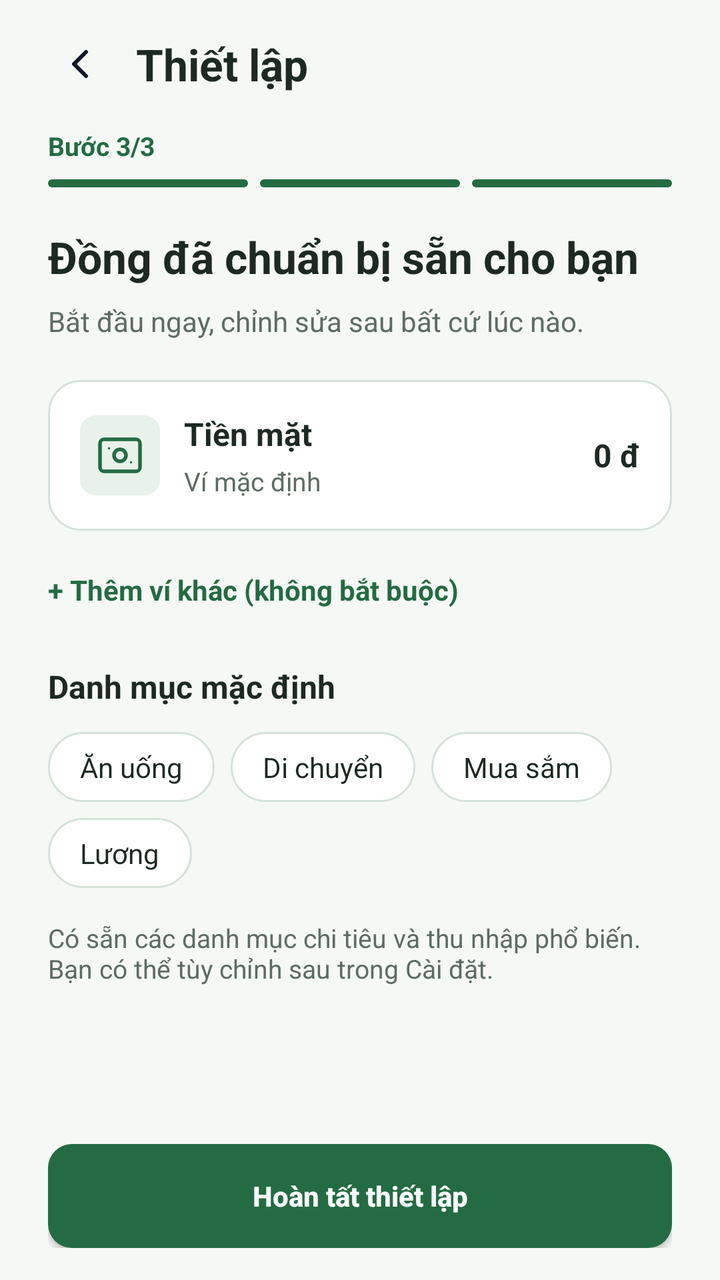
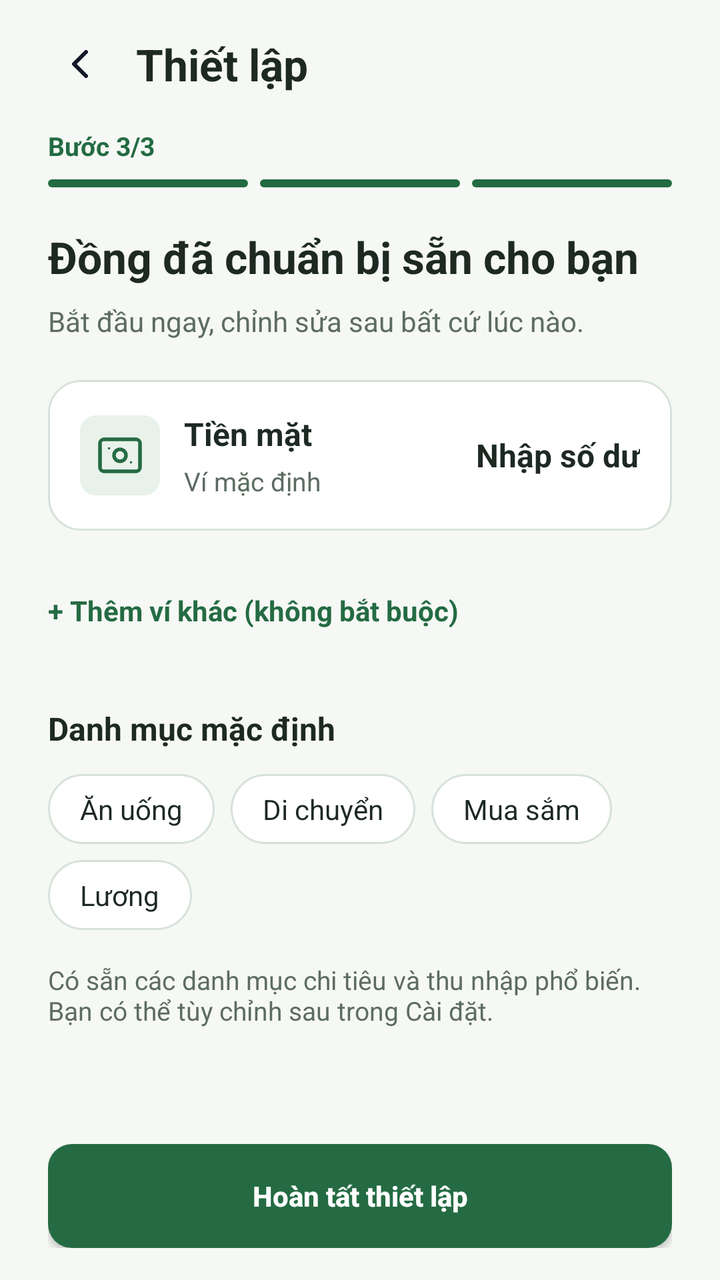

The first picture is an Android layout as it rendered before a commit; the second is the same layout after the commit. The layout source and the unified diff follow.
<!-- AndroidManifest.xml: application theme Theme.Fintrack -->
<!-- res/layout/activity_setup_wallet.xml -->
<?xml version="1.0" encoding="utf-8"?>
<androidx.constraintlayout.widget.ConstraintLayout
    xmlns:android="http://schemas.android.com/apk/res/android"
    xmlns:app="http://schemas.android.com/apk/res-auto"
    android:layout_width="match_parent"
    android:layout_height="match_parent"
    android:background="@color/bg_app_canvas"
    android:fitsSystemWindows="true">

    
    <LinearLayout
        android:id="@+id/llFormContainer"
        android:layout_width="0dp"
        android:layout_height="0dp"
        android:orientation="vertical"
        android:paddingStart="@dimen/spacing_24"
        android:paddingEnd="@dimen/spacing_24"
        android:paddingTop="@dimen/spacing_16"
        android:paddingBottom="@dimen/spacing_16"
        app:layout_constraintBottom_toTopOf="@id/btnCompleteContainer"
        app:layout_constraintEnd_toEndOf="parent"
        app:layout_constraintStart_toStartOf="parent"
        app:layout_constraintTop_toTopOf="parent"
        app:layout_constraintWidth_max="440dp">

        
        <LinearLayout
            android:id="@+id/llHeader"
            android:layout_width="match_parent"
            android:layout_height="wrap_content"
            android:gravity="center_vertical"
            android:orientation="horizontal">

            <ImageView
                android:id="@+id/ivBack"
                android:layout_width="@dimen/icon_back_size"
                android:layout_height="@dimen/icon_back_size"
                android:background="?attr/selectableItemBackgroundBorderless"
                android:contentDescription="@null"
                android:padding="@dimen/spacing_4"
                android:src="@drawable/ic_arrow_back" />

            <TextView
                android:id="@+id/tvHeaderTitle"
                android:layout_width="wrap_content"
                android:layout_height="wrap_content"
                android:layout_marginStart="@dimen/spacing_12"
                android:text="@string/setup_title"
                android:textColor="@color/text_primary"
                android:textSize="@dimen/text_size_amount_medium"
                android:textStyle="bold" />

        </LinearLayout>

        
        <LinearLayout
            android:id="@+id/llProgress"
            android:layout_width="match_parent"
            android:layout_height="wrap_content"
            android:layout_marginTop="@dimen/spacing_16"
            android:orientation="vertical">

            <TextView
                android:layout_width="wrap_content"
                android:layout_height="wrap_content"
                android:text="Bước 3/3"
                android:textColor="@color/color_primary"
                android:textSize="@dimen/text_size_body_secondary"
                android:textStyle="bold" />

            <LinearLayout
                android:layout_width="match_parent"
                android:layout_height="@dimen/progress_bar_height"
                android:layout_marginTop="@dimen/spacing_8"
                android:baselineAligned="false"
                android:orientation="horizontal">

                <View
                    android:layout_width="0dp"
                    android:layout_height="match_parent"
                    android:layout_weight="1"
                    android:background="@drawable/bg_progress_active" />

                <View
                    android:layout_width="0dp"
                    android:layout_height="match_parent"
                    android:layout_marginStart="@dimen/progress_bar_gap"
                    android:layout_weight="1"
                    android:background="@drawable/bg_progress_active" />

                <View
                    android:layout_width="0dp"
                    android:layout_height="match_parent"
                    android:layout_marginStart="@dimen/progress_bar_gap"
                    android:layout_weight="1"
                    android:background="@drawable/bg_progress_active" />

            </LinearLayout>
        </LinearLayout>

        
        <ScrollView
            android:layout_width="match_parent"
            android:layout_height="0dp"
            android:layout_marginTop="@dimen/spacing_20"
            android:layout_weight="1"
            android:clipToPadding="false"
            android:fillViewport="true"
            android:overScrollMode="never">

            <LinearLayout
                android:layout_width="match_parent"
                android:layout_height="wrap_content"
                android:orientation="vertical"
                android:paddingBottom="@dimen/spacing_32">

                <TextView
                    android:layout_width="wrap_content"
                    android:layout_height="wrap_content"
                    android:text="@string/setup_wallet_title"
                    android:textColor="@color/text_primary"
                    android:textSize="@dimen/text_size_amount_medium"
                    android:textStyle="bold" />

                <TextView
                    android:layout_width="wrap_content"
                    android:layout_height="wrap_content"
                    android:layout_marginTop="@dimen/spacing_8"
                    android:text="@string/setup_wallet_subtitle"
                    android:textColor="@color/text_secondary"
                    android:textSize="@dimen/text_size_body_primary" />

                
                <LinearLayout
                    android:layout_width="match_parent"
                    android:layout_height="wrap_content"
                    android:layout_marginTop="@dimen/spacing_20"
                    android:background="@drawable/bg_card_white"
                    android:gravity="center_vertical"
                    android:orientation="horizontal"
                    android:padding="@dimen/spacing_16">

                    <ImageView
                        android:layout_width="@dimen/icon_wallet_size"
                        android:layout_height="@dimen/icon_wallet_size"
                        android:background="@drawable/bg_icon_container_green"
                        android:contentDescription="@null"
                        android:padding="@dimen/spacing_8"
                        android:src="@drawable/ic_cash"
                        app:tint="@color/color_primary" />

                    <LinearLayout
                        android:layout_width="0dp"
                        android:layout_height="wrap_content"
                        android:layout_marginStart="@dimen/spacing_12"
                        android:layout_weight="1"
                        android:orientation="vertical">

                        <TextView
                            android:layout_width="wrap_content"
                            android:layout_height="wrap_content"
                            android:text="@string/wallet_cash"
                            android:textColor="@color/text_primary"
                            android:textSize="@dimen/text_size_title_section"
                            android:textStyle="bold" />

                        <TextView
                            android:layout_width="wrap_content"
                            android:layout_height="wrap_content"
                            android:layout_marginTop="@dimen/spacing_4"
                            android:text="@string/wallet_default_desc"
                            android:textColor="@color/text_secondary"
                            android:textSize="@dimen/text_size_body_secondary" />

                    </LinearLayout>

                    <TextView
                        android:layout_width="wrap_content"
                        android:layout_height="wrap_content"
                        android:gravity="end"
                        android:text="@string/wallet_initial_balance"
                        android:textColor="@color/text_primary"
                        android:textSize="@dimen/text_size_title_section"
                        android:textStyle="bold" />

                </LinearLayout>

                
                <TextView
                    android:id="@+id/tvAddWallet"
                    android:layout_width="wrap_content"
                    android:layout_height="wrap_content"
                    android:layout_marginTop="@dimen/spacing_16"
                    android:background="?attr/selectableItemBackground"
                    android:paddingTop="@dimen/spacing_4"
                    android:paddingBottom="@dimen/spacing_4"
                    android:text="@string/btn_add_other_wallet"
                    android:textColor="@color/color_primary"
                    android:textSize="@dimen/text_size_body_primary"
                    android:textStyle="bold" />

                
                <TextView
                    android:layout_width="wrap_content"
                    android:layout_height="wrap_content"
                    android:layout_marginTop="@dimen/spacing_24"
                    android:text="@string/category_default_section"
                    android:textColor="@color/text_primary"
                    android:textSize="@dimen/text_size_title_section"
                    android:textStyle="bold" />

                
                <LinearLayout
                    android:layout_width="match_parent"
                    android:layout_height="wrap_content"
                    android:layout_marginTop="@dimen/spacing_12"
                    android:orientation="vertical">

                    
                    <LinearLayout
                        android:layout_width="match_parent"
                        android:layout_height="wrap_content"
                        android:orientation="horizontal"
                        android:gravity="start"
                        android:baselineAligned="false">

                        <TextView
                            android:layout_width="wrap_content"
                            android:layout_height="wrap_content"
                            android:layout_marginEnd="@dimen/spacing_8"
                            android:background="@drawable/bg_chip_outline"
                            android:paddingStart="@dimen/chip_padding_horizontal"
                            android:paddingTop="@dimen/chip_padding_vertical"
                            android:paddingEnd="@dimen/chip_padding_horizontal"
                            android:paddingBottom="@dimen/chip_padding_vertical"
                            android:text="@string/cat_food"
                            android:textColor="@color/text_primary"
                            android:textSize="@dimen/text_size_body_primary" />

                        <TextView
                            android:layout_width="wrap_content"
                            android:layout_height="wrap_content"
                            android:layout_marginEnd="@dimen/spacing_8"
                            android:background="@drawable/bg_chip_outline"
                            android:paddingStart="@dimen/chip_padding_horizontal"
                            android:paddingTop="@dimen/chip_padding_vertical"
                            android:paddingEnd="@dimen/chip_padding_horizontal"
                            android:paddingBottom="@dimen/chip_padding_vertical"
                            android:text="@string/cat_transport"
                            android:textColor="@color/text_primary"
                            android:textSize="@dimen/text_size_body_primary" />

                        <TextView
                            android:layout_width="wrap_content"
                            android:layout_height="wrap_content"
                            android:background="@drawable/bg_chip_outline"
                            android:paddingStart="@dimen/chip_padding_horizontal"
                            android:paddingTop="@dimen/chip_padding_vertical"
                            android:paddingEnd="@dimen/chip_padding_horizontal"
                            android:paddingBottom="@dimen/chip_padding_vertical"
                            android:text="@string/cat_shopping"
                            android:textColor="@color/text_primary"
                            android:textSize="@dimen/text_size_body_primary" />

                    </LinearLayout>

                    
                    <LinearLayout
                        android:layout_width="match_parent"
                        android:layout_height="wrap_content"
                        android:layout_marginTop="@dimen/spacing_8"
                        android:orientation="horizontal"
                        android:gravity="start">

                        <TextView
                            android:layout_width="wrap_content"
                            android:layout_height="wrap_content"
                            android:background="@drawable/bg_chip_outline"
                            android:paddingStart="@dimen/chip_padding_horizontal"
                            android:paddingTop="@dimen/chip_padding_vertical"
                            android:paddingEnd="@dimen/chip_padding_horizontal"
                            android:paddingBottom="@dimen/chip_padding_vertical"
                            android:text="@string/cat_salary"
                            android:textColor="@color/text_primary"
                            android:textSize="@dimen/text_size_body_primary" />

                    </LinearLayout>

                </LinearLayout>

                
                <TextView
                    android:layout_width="match_parent"
                    android:layout_height="wrap_content"
                    android:layout_marginTop="@dimen/spacing_16"
                    android:text="@string/category_note"
                    android:textColor="@color/text_secondary"
                    android:textSize="@dimen/text_size_body_secondary" />

            </LinearLayout>
        </ScrollView>

    </LinearLayout>

    
    <androidx.constraintlayout.widget.ConstraintLayout
        android:id="@+id/btnCompleteContainer"
        android:layout_width="match_parent"
        android:layout_height="wrap_content"
        android:paddingStart="@dimen/spacing_24"
        android:paddingEnd="@dimen/spacing_24"
        android:paddingBottom="@dimen/spacing_16"
        app:layout_constraintBottom_toBottomOf="parent">

        <androidx.appcompat.widget.AppCompatButton
            android:id="@+id/btnCompleteSetup"
            android:layout_width="0dp"
            android:layout_height="@dimen/button_height_large"
            android:background="@drawable/bg_button_primary"
            android:text="@string/btn_complete_setup"
            android:textAllCaps="false"
            android:textColor="@color/text_on_primary"
            android:textSize="@dimen/text_size_button"
            android:textStyle="bold"
            app:layout_constraintBottom_toBottomOf="parent"
            app:layout_constraintEnd_toEndOf="parent"
            app:layout_constraintStart_toStartOf="parent"
            app:layout_constraintTop_toTopOf="parent"
            app:layout_constraintWidth_max="320dp" />

    </androidx.constraintlayout.widget.ConstraintLayout>

</androidx.constraintlayout.widget.ConstraintLayout>
<!-- resources referenced by this layout -->
<resources>
  <color name="bg_app_canvas">@color/neutral_canvas</color>
  <color name="color_primary">@color/green_brand_700</color>
  <color name="text_on_primary">@color/neutral_surface</color>
  <color name="text_primary">@color/neutral_text_900</color>
  <color name="text_secondary">@color/neutral_text_600</color>
  <dimen name="button_height_large">52dp</dimen>
  <dimen name="chip_padding_horizontal">16dp</dimen>
  <dimen name="chip_padding_vertical">8dp</dimen>
  <dimen name="icon_back_size">32dp</dimen>
  <dimen name="icon_wallet_size">40dp</dimen>
  <dimen name="progress_bar_gap">6dp</dimen>
  <dimen name="progress_bar_height">4dp</dimen>
  <dimen name="spacing_12">12dp</dimen>
  <dimen name="spacing_16">16dp</dimen>
  <dimen name="spacing_20">20dp</dimen>
  <dimen name="spacing_24">24dp</dimen>
  <dimen name="spacing_32">32dp</dimen>
  <dimen name="spacing_4">4dp</dimen>
  <dimen name="spacing_8">8dp</dimen>
  <dimen name="text_size_amount_medium">22sp</dimen>
  <dimen name="text_size_body_primary">14sp</dimen>
  <dimen name="text_size_body_secondary">13sp</dimen>
  <dimen name="text_size_button">14sp</dimen>
  <dimen name="text_size_title_section">16sp</dimen>
  <!-- drawable bg_icon_container_green (drawable) -->
  <?xml version="1.0" encoding="utf-8"?>
  <shape xmlns:android="http://schemas.android.com/apk/res/android"
      android:shape="rectangle">
      <solid android:color="@color/green_light_100" />
      <corners android:radius="@dimen/radius_xs" />
  </shape>
  <!-- drawable bg_progress_active (drawable) -->
  <?xml version="1.0" encoding="utf-8"?>
  <shape xmlns:android="http://schemas.android.com/apk/res/android"
      android:shape="rectangle">
      <solid android:color="@color/color_primary" />
      <corners android:radius="@dimen/radius_full" />
  </shape>
  <string name="btn_add_other_wallet">+ Thêm ví khác (không bắt buộc)</string>
  <string name="btn_complete_setup">Hoàn tất thiết lập</string>
  <string name="cat_food">Ăn uống</string>
  <string name="cat_salary">Lương</string>
  <string name="cat_shopping">Mua sắm</string>
  <string name="cat_transport">Di chuyển</string>
  <string name="category_default_section">Danh mục mặc định</string>
  <string name="category_note">Có sẵn các danh mục chi tiêu và thu nhập phổ biến. Bạn có thể tùy chỉnh sau trong Cài đặt.</string>
  <string name="setup_title">Thiết lập</string>
  <string name="setup_wallet_subtitle">Bắt đầu ngay, chỉnh sửa sau bất cứ lúc nào.</string>
  <string name="setup_wallet_title">Đồng đã chuẩn bị sẵn cho bạn</string>
  <string name="wallet_cash">Tiền mặt</string>
  <string name="wallet_default_desc">Ví mặc định</string>
  <string name="wallet_initial_balance">0 đ</string>
  <style name="Theme.Fintrack" parent="Base.Theme.Fintrack" />
  <color name="neutral_canvas">#F6F8F5</color>
  <color name="green_brand_700">#246B43</color>
  <color name="neutral_surface">#FFFFFF</color>
  <color name="neutral_text_900">#1D2922</color>
  <color name="neutral_text_600">#5D6C62</color>
  <color name="color_primary_pressed">@color/green_brand_800</color>
  <dimen name="radius_input_button">12dp</dimen>
  <color name="bg_card_surface">@color/neutral_surface</color>
  <color name="divider_light">@color/neutral_border</color>
  <dimen name="radius_card">16dp</dimen>
  <dimen name="radius_full">999dp</dimen>
  <color name="green_light_100">#E8F1EA</color>
  <dimen name="radius_xs">8dp</dimen>
  <color name="green_brand_800">#1C5636</color>
  <color name="neutral_border">#D6E2D9</color>
  <color name="color_accent">@color/green_accent_500</color>
  <color name="bg_surface_secondary">@color/neutral_surface_alt</color>
  <color name="green_accent_500">#4CAF50</color>
  <color name="neutral_surface_alt">#F0F4F0</color>
  <!-- unchanged entries left out for length: 6 -->
</resources>

<!-- the commit's change to res/layout/activity_setup_wallet.xml (unified diff, before → after) -->
@@ -132,10 +132,14 @@
 
                 
                 <LinearLayout
+                    android:id="@+id/cardCashWallet"
                     android:layout_width="match_parent"
                     android:layout_height="wrap_content"
                     android:layout_marginTop="@dimen/spacing_20"
                     android:background="@drawable/bg_card_white"
+                    android:clickable="true"
+                    android:focusable="true"
+                    android:foreground="?attr/selectableItemBackground"
                     android:gravity="center_vertical"
                     android:orientation="horizontal"
                     android:padding="@dimen/spacing_16">
@@ -165,6 +169,7 @@
                             android:textStyle="bold" />
 
                         <TextView
+                            android:id="@+id/tvCashDesc"
                             android:layout_width="wrap_content"
                             android:layout_height="wrap_content"
                             android:layout_marginTop="@dimen/spacing_4"
@@ -175,10 +180,11 @@
                     </LinearLayout>
 
                     <TextView
+                        android:id="@+id/tvCashBalance"
                         android:layout_width="wrap_content"
                         android:layout_height="wrap_content"
                         android:gravity="end"
-                        android:text="@string/wallet_initial_balance"
+                        android:text="@string/setup_cash_set_balance"
                         android:textColor="@color/text_primary"
                         android:textSize="@dimen/text_size_title_section"
                         android:textStyle="bold" />
@@ -186,14 +192,21 @@
                 </LinearLayout>
 
                 
+                <LinearLayout
+                    android:id="@+id/llPendingWallets"
+                    android:layout_width="match_parent"
+                    android:layout_height="wrap_content"
+                    android:orientation="vertical" />
+
+                
                 <TextView
                     android:id="@+id/tvAddWallet"
                     android:layout_width="wrap_content"
                     android:layout_height="wrap_content"
                     android:layout_marginTop="@dimen/spacing_16"
                     android:background="?attr/selectableItemBackground"
-                    android:paddingTop="@dimen/spacing_4"
-                    android:paddingBottom="@dimen/spacing_4"
+                    android:gravity="center_vertical"
+                    android:minHeight="48dp"
                     android:text="@string/btn_add_other_wallet"
                     android:textColor="@color/color_primary"
                     android:textSize="@dimen/text_size_body_primary"
<!-- resource entries referenced after the edit -->
@@ -46,12 +46,12 @@
   <string name="cat_transport">Di chuyển</string>
   <string name="category_default_section">Danh mục mặc định</string>
   <string name="category_note">Có sẵn các danh mục chi tiêu và thu nhập phổ biến. Bạn có thể tùy chỉnh sau trong Cài đặt.</string>
+  <string name="setup_cash_set_balance">Nhập số dư</string>
   <string name="setup_title">Thiết lập</string>
   <string name="setup_wallet_subtitle">Bắt đầu ngay, chỉnh sửa sau bất cứ lúc nào.</string>
   <string name="setup_wallet_title">Đồng đã chuẩn bị sẵn cho bạn</string>
   <string name="wallet_cash">Tiền mặt</string>
   <string name="wallet_default_desc">Ví mặc định</string>
-  <string name="wallet_initial_balance">0 đ</string>
   <style name="Theme.Fintrack" parent="Base.Theme.Fintrack" />
   <color name="neutral_canvas">#F6F8F5</color>
   <color name="green_brand_700">#246B43</color>
